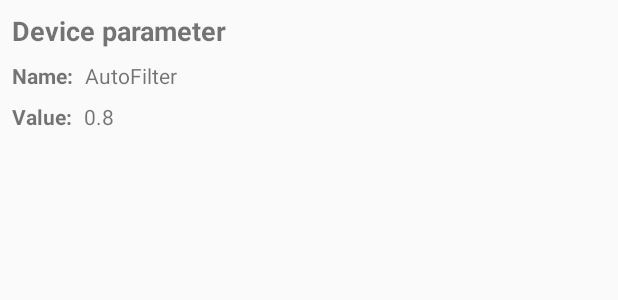
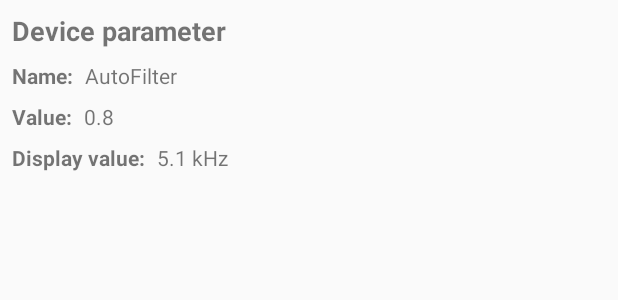
Before and after one commit to ArthurVimond/oscleton-android-sdk, an Android app: the layout activity_receiver.xml on its own in the app's theme, with its tools: preview values and no code run, on a phone screen of 412 x 824 dp. Shown: the top 300 px of the screen. Run offline under Robolectric (Android 15) with nearby library versions, the phone set to English and light mode, and no system bars.

Commit message:
feat(sample): add displayValue UI on ReceiverActivity

```diff
--- a/sample/src/main/java/fr/arthurvimond/oscletonsdk/sample/receiver/ReceiverViewModel.kt
+++ b/sample/src/main/java/fr/arthurvimond/oscletonsdk/sample/receiver/ReceiverViewModel.kt
@@ -23,12 +23,17 @@ class ReceiverViewModel : ViewModel() {
 
     val deviceParameterName: LiveData<String> = LiveDataReactiveStreams.fromPublisher<String>(
             reactiveReceiver.deviceParameter
-                    .map { it.name }
+                    .map { it.deviceName }
                     .toFlowable(BackpressureStrategy.LATEST))
 
     val deviceParameterValue: LiveData<String> = LiveDataReactiveStreams.fromPublisher<String>(
             reactiveReceiver.deviceParameter
                     .map { "${it.value}" }
+                    .toFlowable(BackpressureStrategy.LATEST))
+
+    val deviceParameterDisplayValue: LiveData<String> = LiveDataReactiveStreams.fromPublisher<String>(
+            reactiveReceiver.deviceParameter
+                    .map { it.displayValue }
                     .toFlowable(BackpressureStrategy.LATEST))
 
     init {
@@ -54,7 +59,7 @@ class ReceiverViewModel : ViewModel() {
         // Listen for device parameter changes
         reactiveReceiver.deviceParameter
                 .subscribe {
-                    Logger.d("deviceParameter.onNext: name: ${it.name} - value: ${it.value}" +
+                    Logger.d("deviceParameter.onNext: name: ${it.paramName} - value: ${it.value}" +
                             " - track: ${it.trackIndex} - device: ${it.deviceIndex} - param: ${it.paramIndex}", this)
                 }.addTo(compositeDisposable)
 
--- a/sample/src/main/res/layout/activity_receiver.xml
+++ b/sample/src/main/res/layout/activity_receiver.xml
@@ -79,6 +79,29 @@
                 app:layout_constraintStart_toEndOf="@+id/deviceParameterValueTitleTextView"
                 tools:text="0.8" />
 
+            <TextView
+                android:id="@+id/deviceParameterDisplayValueTitleTextView"
+                android:layout_width="0dp"
+                android:layout_height="wrap_content"
+                android:layout_marginTop="8dp"
+                android:text="@string/display_value_title"
+                android:textSize="@dimen/text_body1"
+                android:textStyle="bold"
+                app:layout_constraintStart_toStartOf="@+id/deviceParameterValueTitleTextView"
+                app:layout_constraintTop_toBottomOf="@+id/deviceParameterValueTitleTextView" />
+
+            <TextView
+                android:id="@+id/deviceParameterDisplayValueValueTextView"
+                android:layout_width="0dp"
+                android:layout_height="wrap_content"
+                android:layout_marginStart="8dp"
+                android:layout_marginTop="8dp"
+                android:text="@{viewModel.deviceParameterDisplayValue}"
+                android:textSize="@dimen/text_body1"
+                app:layout_constraintBaseline_toBaselineOf="@+id/deviceParameterDisplayValueTitleTextView"
+                app:layout_constraintStart_toEndOf="@+id/deviceParameterDisplayValueTitleTextView"
+                tools:text="5.1 kHz" />
+
         </android.support.constraint.ConstraintLayout>
 
     </ScrollView>
--- a/sample/src/main/res/values/strings.xml
+++ b/sample/src/main/res/values/strings.xml
@@ -16,6 +16,7 @@
     <string name="deviceParameter">Device parameter</string>
     <string name="name_title">Name:</string>
     <string name="value_title">Value:</string>
+    <string name="display_value_title">Display value:</string>
 
     <!-- Configuration -->
     <string name="computer_ip_address">Computer IP address</string>
```
